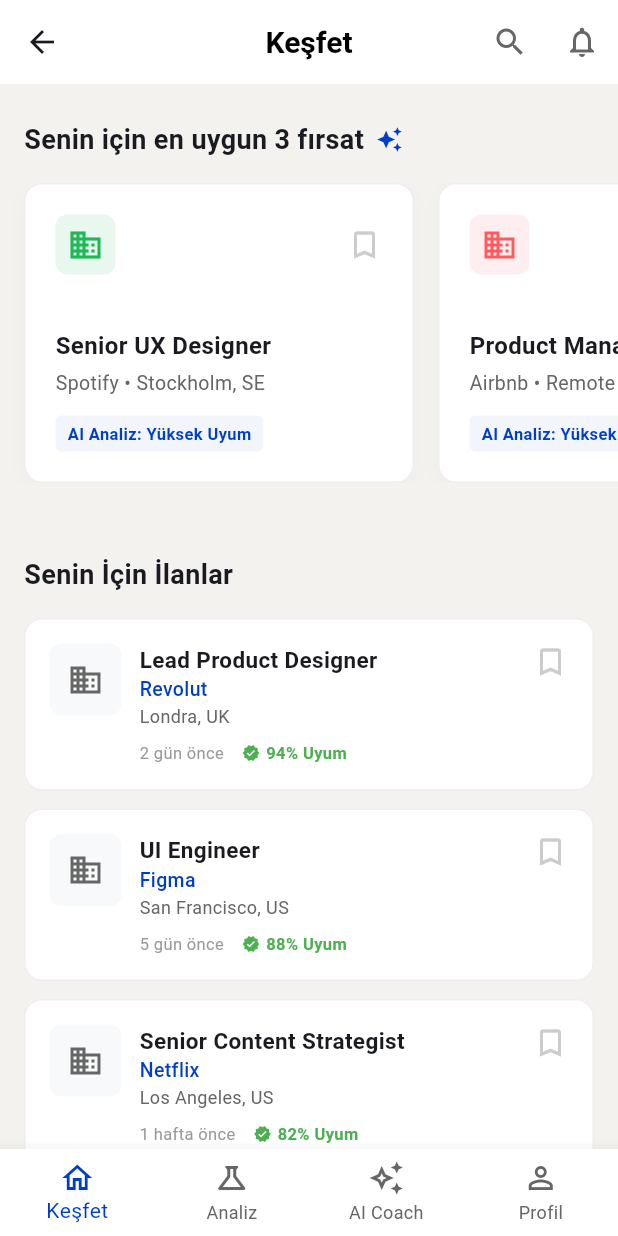
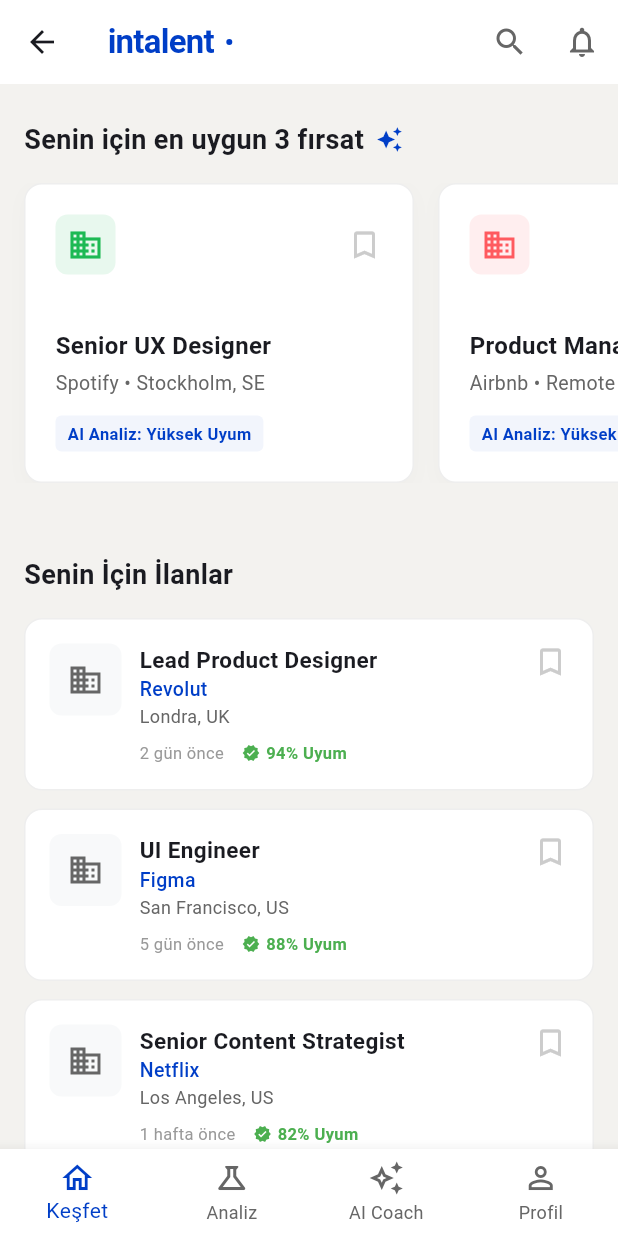
Before and after one commit to muratsurmeli21083/intalent, a Flutter app: the screen it shows after launch, after a tap on "Giriş Yap", on a phone screen of 412 x 824 dp. Run offline on Flutter 3.47's test engine with Material 3 defaults, Android fonts, the phone set to English and light mode, and no system bars.

Commit message:
UI Polish: Added intalent logo, updated profile sections (Certificates, Interests, References), and fixed Discover navigation

```diff
--- a/lib/screens/discover_screen.dart
+++ b/lib/screens/discover_screen.dart
@@ -9,8 +9,30 @@
     return Scaffold(
       backgroundColor: const Color(0xFFF3F2EF),
       appBar: AppBar(
-        title: const Text('Keşfet'),
+        title: Row(
+          children: [
+            const Text(
+              'intalent',
+              style: TextStyle(
+                color: Color(0xFF003EC7),
+                fontWeight: FontWeight.bold,
+                fontSize: 22,
+                letterSpacing: -0.5,
+              ),
+            ),
+            const SizedBox(width: 8),
+            Container(
+              width: 4,
+              height: 4,
+              decoration: const BoxDecoration(
+                color: Color(0xFF003EC7),
+                shape: BoxShape.circle,
+              ),
+            ),
+          ],
+        ),
         backgroundColor: Colors.white,
+        elevation: 0,
         actions: [
           IconButton(
             icon: const Icon(Icons.search, color: Color(0xFF666666)),
@@ -34,9 +56,9 @@
                 scrollDirection: Axis.horizontal,
                 padding: const EdgeInsets.symmetric(horizontal: 16),
                 children: [
-                  _buildOpportunityCard('Senior UX Designer', 'Spotify', 'Stockholm, SE', 'assets/spotify_logo.png', const Color(0xFF1DB954)),
-                  _buildOpportunityCard('Product Manager', 'Airbnb', 'Remote', 'assets/airbnb_logo.png', const Color(0xFFFF5A5F)),
-                  _buildOpportunityCard('Backend Engineer', 'Stripe', 'Dublin, IE', 'assets/stripe_logo.png', const Color(0xFF635BFF)),
+                  _buildOpportunityCard(context, 'Senior UX Designer', 'Spotify', 'Stockholm, SE', 'assets/spotify_logo.png', const Color(0xFF1DB954)),
+                  _buildOpportunityCard(context, 'Product Manager', 'Airbnb', 'Remote', 'assets/airbnb_logo.png', const Color(0xFFFF5A5F)),
+                  _buildOpportunityCard(context, 'Backend Engineer', 'Stripe', 'Dublin, IE', 'assets/stripe_logo.png', const Color(0xFF635BFF)),
                 ],
               ),
             ),
@@ -81,8 +103,21 @@
     );
   }
 
-  Widget _buildOpportunityCard(String title, String company, String location, String logoPath, Color brandColor) {
-    return Container(
+  Widget _buildOpportunityCard(BuildContext context, String title, String company, String location, String logoPath, Color brandColor) {
+    return GestureDetector(
+      onTap: () {
+        Navigator.push(
+          context,
+          MaterialPageRoute(
+            builder: (context) => JobDetailScreen(
+              title: title,
+              company: company,
+              location: location,
+            ),
+          ),
+        );
+      },
+      child: Container(
         width: 260,
         margin: const EdgeInsets.only(right: 16),
         padding: const EdgeInsets.all(20),
@@ -139,6 +174,7 @@
               ),
             ),
           ],
+        ),
       ),
     );
   }
--- a/lib/screens/profile_screen.dart
+++ b/lib/screens/profile_screen.dart
@@ -8,7 +8,7 @@
     return Scaffold(
       backgroundColor: const Color(0xFFF3F2EF),
       appBar: AppBar(
-        title: const Text('Profil & Live CV'),
+        title: const Text('Profil'),
         backgroundColor: Colors.white,
         actions: [
           IconButton(
@@ -24,51 +24,6 @@
       body: SingleChildScrollView(
         child: Column(
           children: [
-            // AI Analysis Banner
-            Container(
-              width: double.infinity,
-              padding: const EdgeInsets.all(16),
-              decoration: const BoxDecoration(
-                gradient: LinearGradient(
-                  colors: [Color(0xFF003EC7), Color(0xFF0052FF)],
-                ),
-              ),
-              child: Column(
-                crossAxisAlignment: CrossAxisAlignment.start,
-                children: [
-                  const Text(
-                    'LinkedIn Profilin intalent AI Tarafından İncelendi',
-                    style: TextStyle(color: Colors.white, fontWeight: FontWeight.bold, fontSize: 14),
-                  ),
-                  const SizedBox(height: 8),
-                  Row(
-                    children: [
-                      const Text(
-                        'Mevcut liyakat skorun ',
-                        style: TextStyle(color: Colors.white70, fontSize: 13),
-                      ),
-                      Container(
-                        padding: const EdgeInsets.symmetric(horizontal: 8, vertical: 2),
-                        decoration: BoxDecoration(
-                          color: Colors.white24,
-                          borderRadius: BorderRadius.circular(4),
-                        ),
-                        child: const Text(
-                          '%65',
-                          style: TextStyle(color: Colors.white, fontWeight: FontWeight.bold),
-                        ),
-                      ),
-                    ],
-                  ),
-                  const SizedBox(height: 8),
-                  const Text(
-                    'Skorunu %90 ve üzerine yükseltmek için 3 önerimiz var!',
-                    style: TextStyle(color: Colors.white, fontSize: 12),
-                  ),
-                ],
-              ),
-            ),
-
             // Profile Header Section
             Container(
               color: Colors.white,
@@ -121,8 +76,8 @@
                   const SizedBox(height: 20),
                   ElevatedButton.icon(
                     onPressed: () {},
-                    icon: const Icon(Icons.description_outlined, size: 18),
-                    label: const Text('Live CV\'yi İndir'),
+                    icon: const Icon(Icons.cloud_upload_outlined, size: 18),
+                    label: const Text('CV Yükle/Güncelle'),
                     style: ElevatedButton.styleFrom(
                       backgroundColor: const Color(0xFF003EC7),
                       minimumSize: const Size(double.infinity, 45),
@@ -169,6 +124,29 @@
             ),
             const SizedBox(height: 8),
 
+            // Certificates Section
+            _buildSection(
+              'Sertifikalar',
+              Column(
+                children: [
+                  _buildSimpleItem(
+                    'Google UX Design Professional Certificate',
+                    'Coursera • Google',
+                    '2021',
+                    Icons.workspace_premium_outlined,
+                  ),
+                  const SizedBox(height: 12),
+                  _buildSimpleItem(
+                    'Advanced Design Systems',
+                    'Design+Code',
+                    '2022',
+                    Icons.workspace_premium_outlined,
+                  ),
+                ],
+              ),
+            ),
+            const SizedBox(height: 8),
+
             // Skills & Endorsements
             _buildSection(
               'Yetenek Onayları',
@@ -183,12 +161,80 @@
                 ],
               ),
             ),
+            const SizedBox(height: 8),
+
+            // Interests Section
+            _buildSection(
+              'İlgi Alanları',
+              Wrap(
+                spacing: 8,
+                runSpacing: 8,
+                children: [
+                  _buildSimpleChip('Generative AI'),
+                  _buildSimpleChip('Fintech'),
+                  _buildSimpleChip('Sustainable Design'),
+                  _buildSimpleChip('Motion Graphics'),
+                ],
+              ),
+            ),
+            const SizedBox(height: 8),
+
+            // References Section
+            _buildSection(
+              'Referanslar',
+              Column(
+                children: [
+                  _buildReferenceItem(
+                    'Ahmet Yılmaz',
+                    'Design Director @ Spotify',
+                    'Deniz ile çalışmak büyük bir keyifti. Vizyoner ve teknik becerisi yüksek bir tasarımcı.',
+                  ),
+                  const Divider(height: 24),
+                  _buildReferenceItem(
+                    'Sarah Connor',
+                    'Lead Developer @ Airbnb',
+                    'Harika bir takım oyuncusu. Tasarımları her zaman geliştirilebilir ve kullanıcı odaklı.',
+                  ),
+                ],
+              ),
+            ),
             const SizedBox(height: 24),
           ],
         ),
       ),
     );
   }
+
+  Widget _buildSimpleChip(String label) {
+    return Container(
+      padding: const EdgeInsets.symmetric(horizontal: 12, vertical: 6),
+      decoration: BoxDecoration(
+        color: const Color(0xFFF8F9FA),
+        borderRadius: BorderRadius.circular(4),
+        border: Border.all(color: const Color(0xFFEEEEEE)),
+      ),
+      child: Text(
+        label,
+        style: const TextStyle(fontSize: 13, color: Color(0xFF666666)),
+      ),
+    );
+  }
+
+  Widget _buildReferenceItem(String name, String title, String quote) {
+    return Column(
+      crossAxisAlignment: CrossAxisAlignment.start,
+      children: [
+        Text(name, style: const TextStyle(fontWeight: FontWeight.bold, fontSize: 14)),
+        Text(title, style: const TextStyle(color: Color(0xFF003EC7), fontSize: 12, fontWeight: FontWeight.w500)),
+        const SizedBox(height: 8),
+        Text(
+          '"$quote"',
+          style: const TextStyle(color: Color(0xFF666666), fontSize: 13, fontStyle: FontStyle.italic),
+        ),
+      ],
+    );
+  }
+
 
   Widget _buildHeaderStat(String label, String value) {
     return Column(
```
Lines whose indentation alone changed are shown as unchanged.
